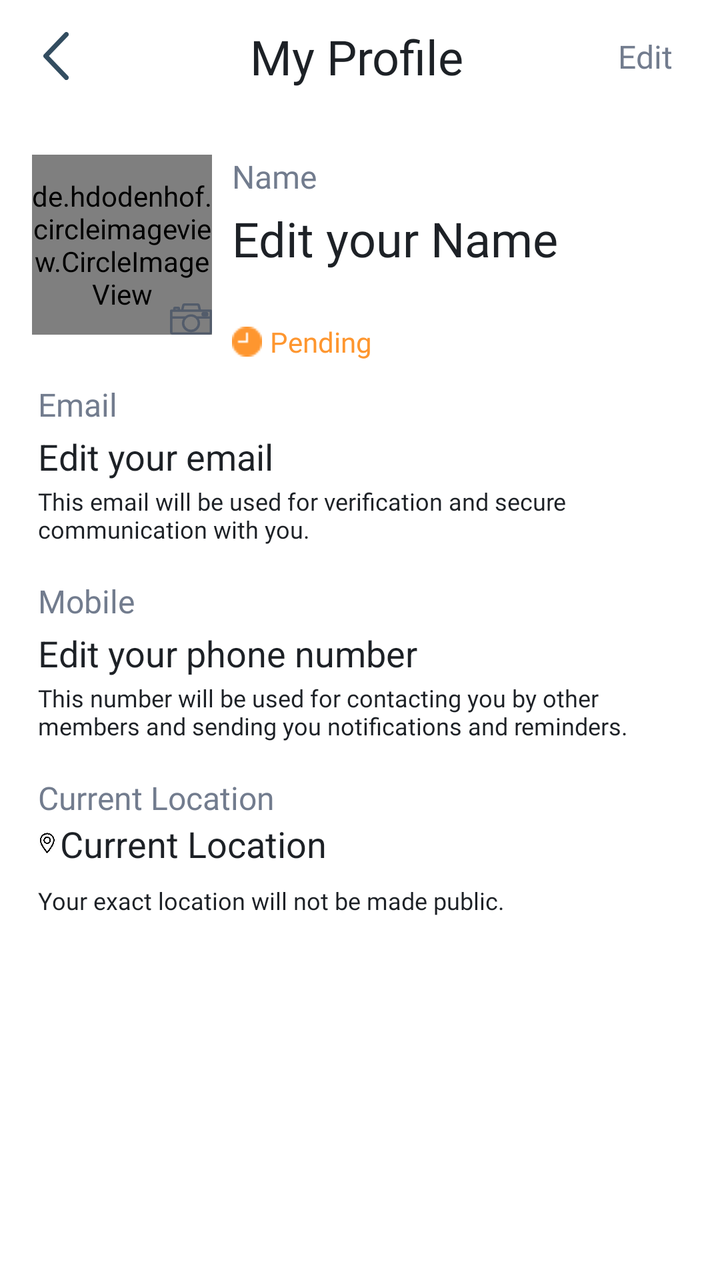
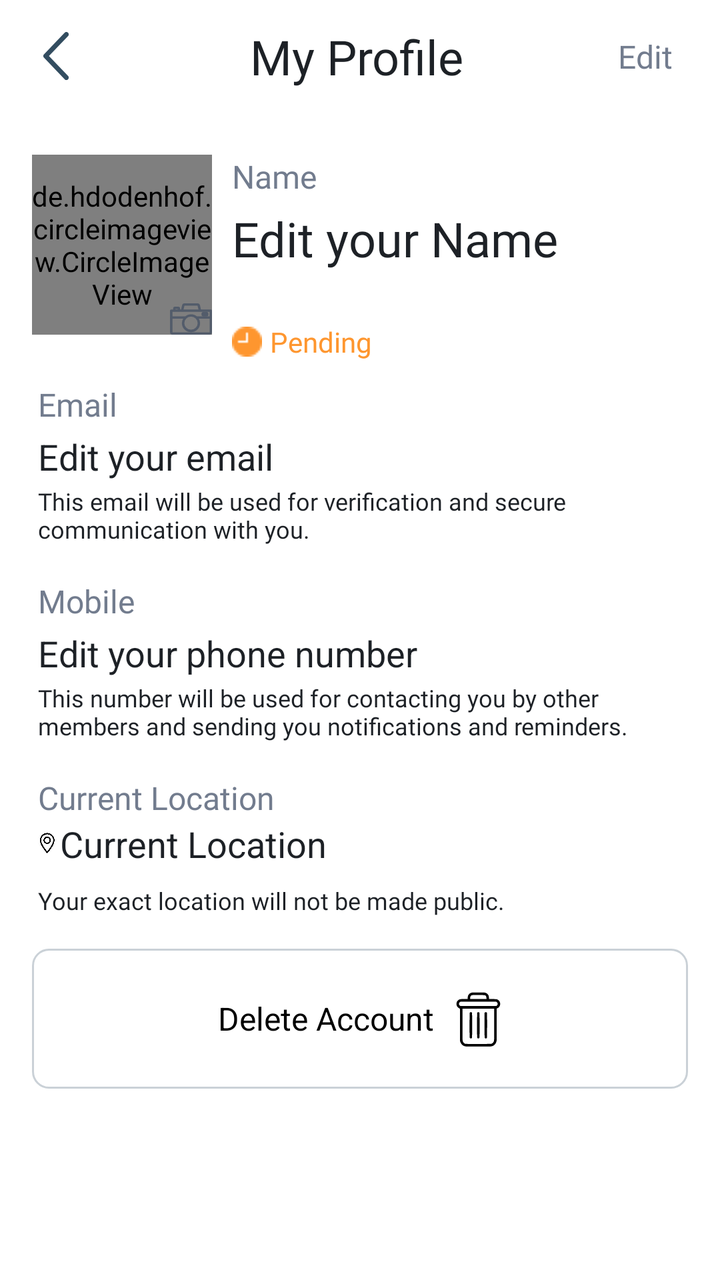

Before-and-after screenshots of an Android layout around one commit, followed by the original layout XML and the change that was made.
<!-- AndroidManifest.xml: application theme Theme.AbraaKaDabraa.App -->
<!-- res/layout/activity_my_profile2.xml -->
<?xml version="1.0" encoding="utf-8"?>
<androidx.constraintlayout.widget.ConstraintLayout xmlns:android="http://schemas.android.com/apk/res/android"
    xmlns:app="http://schemas.android.com/apk/res-auto"
    xmlns:tools="http://schemas.android.com/tools"
    android:layout_width="match_parent"
    android:layout_height="match_parent">

    <androidx.constraintlayout.widget.ConstraintLayout
        android:id="@+id/socialProfilePopUPLayout"
        android:layout_width="match_parent"
        android:layout_height="match_parent"
        android:background="@color/alert_bg_color"
        android:elevation="5dp"
        android:visibility="gone"
        app:layout_constraintBottom_toBottomOf="parent"
        app:layout_constraintEnd_toEndOf="parent"
        app:layout_constraintStart_toStartOf="parent"
        app:layout_constraintTop_toTopOf="parent">

        <androidx.cardview.widget.CardView
            android:id="@+id/successDialog1"
            android:layout_width="350dp"
            android:layout_height="wrap_content"
            android:visibility="visible"
            app:cardBackgroundColor="@color/new_bg_color"
            app:cardCornerRadius="16dp"
            app:layout_constraintBottom_toBottomOf="parent"
            app:layout_constraintEnd_toEndOf="parent"
            app:layout_constraintStart_toStartOf="parent"
            app:layout_constraintTop_toTopOf="parent">

            <androidx.constraintlayout.widget.ConstraintLayout
                android:layout_width="match_parent"
                android:layout_height="match_parent"
                android:background="@drawable/new_bg_theme">

                <ImageView
                    android:id="@+id/imageView11"
                    android:layout_width="25dp"
                    android:layout_height="25dp"
                    android:layout_marginStart="16dp"
                    android:layout_marginTop="16dp"
                    app:layout_constraintStart_toStartOf="parent"
                    app:layout_constraintTop_toTopOf="parent"
                    app:srcCompat="@drawable/ic_back_arrow" />

                <TextView
                    android:id="@+id/textView8111"
                    android:layout_width="0dp"
                    android:layout_height="wrap_content"
                    android:layout_marginStart="16dp"
                    android:layout_marginTop="16dp"
                    android:layout_marginEnd="16dp"
                    android:fontFamily="@font/montserrat_medium"
                    android:gravity="center"
                    android:text="Please enter your profile ID to link \nyour social account to this app"
                    android:textColor="@color/title_color"
                    android:textSize="16sp"
                    app:layout_constraintEnd_toEndOf="parent"
                    app:layout_constraintStart_toStartOf="parent"
                    app:layout_constraintTop_toBottomOf="@+id/imageView11" />

                <EditText
                    android:id="@+id/profileLink"
                    android:layout_width="198.95dp"
                    android:layout_height="41.73dp"
                    android:layout_marginTop="16dp"
                    android:background="@color/white"
                    android:gravity="center"
                    android:maxLines="1"
                    android:hint="Profile link ID"
                    android:padding="2dp"
                    app:layout_constraintEnd_toEndOf="@+id/textView8111"
                    app:layout_constraintStart_toStartOf="@+id/textView8111"
                    app:layout_constraintTop_toBottomOf="@+id/textView8111" />

                <TextView
                    android:id="@+id/okGotItBtn1"
                    android:layout_width="98dp"
                    android:layout_height="36dp"
                    android:layout_marginStart="32dp"
                    android:layout_marginEnd="32dp"
                    android:layout_marginBottom="10dp"
                    android:layout_marginTop="10dp"
                    android:background="@drawable/btn_bg_rounded_rect"
                    android:fontFamily="@font/montserrat_semi_bold"
                    android:gravity="center"
                    android:text="Submit"
                    android:textAllCaps="false"
                    android:textColor="@color/white"
                    android:textSize="16sp"
                    app:layout_constraintBottom_toBottomOf="parent"
                    app:layout_constraintEnd_toEndOf="parent"
                    app:layout_constraintStart_toStartOf="parent"
                    app:layout_constraintTop_toBottomOf="@+id/profileLink"
                    app:layout_constraintVertical_bias="0.38" />
            </androidx.constraintlayout.widget.ConstraintLayout>
        </androidx.cardview.widget.CardView>
    </androidx.constraintlayout.widget.ConstraintLayout>

    <androidx.constraintlayout.widget.ConstraintLayout
        android:id="@+id/successLayout"
        android:layout_width="match_parent"
        android:layout_height="match_parent"
        android:background="@color/alert_bg_color"
        android:visibility="gone"
        android:elevation="5dp">

        <androidx.cardview.widget.CardView
            android:id="@+id/successDialog"
            android:layout_width="284dp"
            android:layout_height="192dp"
            android:visibility="visible"
            app:cardBackgroundColor="@color/new_bg_color"
            app:cardCornerRadius="16dp"
            app:layout_constraintBottom_toBottomOf="parent"
            app:layout_constraintEnd_toEndOf="parent"
            app:layout_constraintStart_toStartOf="parent"
            app:layout_constraintTop_toTopOf="parent">

            <androidx.constraintlayout.widget.ConstraintLayout
                android:layout_width="match_parent"
                android:layout_height="match_parent">

                <TextView
                    android:id="@+id/textView811"
                    android:layout_width="0dp"
                    android:layout_height="wrap_content"
                    android:layout_marginStart="16dp"
                    android:layout_marginTop="24dp"
                    android:layout_marginEnd="16dp"
                    android:gravity="center"
                    android:fontFamily="@font/montserrat_medium"
                    android:textSize="16sp"
                    android:textColor="@color/title_color"
                    android:text="Your profile is successfully submitted for verification. We will take 2 business days to verify. You will receive a notification."
                    app:layout_constraintEnd_toEndOf="parent"
                    app:layout_constraintStart_toStartOf="parent"
                    app:layout_constraintTop_toTopOf="parent" />

                <TextView
                    android:id="@+id/okGotItBtn"
                    android:layout_width="98dp"
                    android:layout_height="36dp"
                    android:layout_marginStart="32dp"
                    android:layout_marginTop="16dp"
                    android:layout_marginEnd="32dp"
                    android:layout_marginBottom="24dp"
                    android:background="@drawable/btn_bg_rounded_rect"
                    android:fontFamily="@font/montserrat_semi_bold"
                    android:gravity="center"
                    android:text="Ok, Got it"
                    android:textAllCaps="false"
                    android:textColor="@color/white"
                    android:textSize="16sp"
                    app:layout_constraintBottom_toBottomOf="parent"
                    app:layout_constraintEnd_toEndOf="parent"
                    app:layout_constraintStart_toStartOf="parent"
                    app:layout_constraintTop_toBottomOf="@+id/textView811" />
            </androidx.constraintlayout.widget.ConstraintLayout>
        </androidx.cardview.widget.CardView>
    </androidx.constraintlayout.widget.ConstraintLayout>

    <androidx.constraintlayout.widget.ConstraintLayout
        android:id="@+id/socialProfileLayout"
        android:layout_width="match_parent"
        android:layout_height="match_parent"
        android:background="@color/alert_bg_color"
        android:elevation="5dp"
        android:visibility="gone"
        app:layout_constraintBottom_toBottomOf="parent"
        app:layout_constraintEnd_toEndOf="parent"
        app:layout_constraintStart_toStartOf="parent"
        app:layout_constraintTop_toTopOf="parent">

        <androidx.constraintlayout.widget.ConstraintLayout
            android:id="@+id/bottomSheet"
            android:layout_width="match_parent"
            android:layout_height="wrap_content"
            android:background="@drawable/bottom_sheet_shape"
            app:cardElevation="8dp"
            app:layout_constraintBottom_toBottomOf="parent"
            app:layout_constraintEnd_toEndOf="parent"
            app:layout_constraintStart_toStartOf="parent">

            <TextView
                android:id="@+id/textView76"
                android:layout_width="56dp"
                android:layout_height="3dp"
                android:layout_marginStart="8dp"
                android:layout_marginTop="8dp"
                android:layout_marginEnd="8dp"
                android:background="@color/hint_color_op_40"
                app:layout_constraintEnd_toEndOf="parent"
                app:layout_constraintStart_toStartOf="parent"
                app:layout_constraintTop_toTopOf="parent" />

            <TextView
                android:id="@+id/textView77"
                android:layout_width="wrap_content"
                android:layout_height="wrap_content"
                android:layout_marginTop="16dp"
                android:fontFamily="@font/montserrat_bold"
                android:text="Share"
                android:textColor="#707070"
                android:textSize="22sp"
                app:layout_constraintEnd_toEndOf="@+id/textView76"
                app:layout_constraintStart_toStartOf="@+id/textView76"
                app:layout_constraintTop_toBottomOf="@+id/textView76" />

            <TextView
                android:id="@+id/textView78"
                android:layout_width="0dp"
                android:layout_height="wrap_content"
                android:layout_marginStart="32dp"
                android:layout_marginTop="16dp"
                android:layout_marginEnd="32dp"
                android:fontFamily="@font/montserrat_regular"
                android:gravity="center"
                android:text="Link your profile with any of the \nbelow platforms"
                android:textColor="#707070"
                android:textSize="@dimen/sp_16"
                app:layout_constraintEnd_toEndOf="parent"
                app:layout_constraintStart_toStartOf="parent"
                app:layout_constraintTop_toBottomOf="@+id/textView77" />

            <TextView
                android:id="@+id/socialProfileHeader"
                android:layout_width="wrap_content"
                android:layout_height="wrap_content"
                android:fontFamily="@font/montserrat_bold"
                android:text="https://www.facebook.com/"
                android:textSize="@dimen/sp_16"
                android:textStyle="bold"
                android:visibility="gone"
                app:layout_constraintEnd_toStartOf="@+id/socialProfileEdt"
                app:layout_constraintStart_toStartOf="@+id/rv_social_links"
                app:layout_constraintTop_toBottomOf="@+id/rv_social_links" />

            <androidx.recyclerview.widget.RecyclerView
                android:id="@+id/rv_social_links"
                android:layout_width="0dp"
                android:layout_height="wrap_content"
                android:layout_marginStart="8dp"
                android:layout_marginTop="8dp"
                android:layout_marginEnd="16dp"
                android:layout_marginBottom="24dp"
                app:layout_constraintBottom_toBottomOf="parent"
                app:layout_constraintEnd_toEndOf="parent"
                app:layout_constraintStart_toStartOf="parent"
                app:layout_constraintTop_toBottomOf="@+id/textView78" />

            <TextView
                android:id="@+id/submitBtn"
                android:layout_width="120dp"
                android:layout_height="48dp"
                android:layout_marginStart="16dp"
                android:layout_marginTop="16dp"
                android:layout_marginEnd="16dp"
                android:layout_marginBottom="16dp"
                android:background="@drawable/btn_bg_rounded_rect"
                android:fontFamily="@font/montserrat_semi_bold"
                android:gravity="center"
                android:text="Submit"
                android:textAllCaps="false"
                android:textColor="@color/white"
                android:textSize="14sp"
                android:visibility="gone"
                app:layout_constraintBottom_toBottomOf="parent"
                app:layout_constraintEnd_toEndOf="parent"
                app:layout_constraintStart_toStartOf="parent"
                app:layout_constraintTop_toBottomOf="@+id/socialProfileEdt" />

            <EditText
                android:id="@+id/socialProfileEdt"
                android:layout_width="0dp"
                android:layout_height="wrap_content"
                android:layout_marginStart="2dp"
                android:layout_marginEnd="8dp"
                android:ems="10"
                android:hint="Enter Profile"
                android:inputType="textPersonName"
                android:textSize="18sp"
                android:visibility="gone"
                app:layout_constraintBottom_toBottomOf="@+id/socialProfileHeader"
                app:layout_constraintEnd_toEndOf="parent"
                app:layout_constraintStart_toEndOf="@+id/socialProfileHeader"
                app:layout_constraintTop_toTopOf="@+id/socialProfileHeader" />

        </androidx.constraintlayout.widget.ConstraintLayout>

    </androidx.constraintlayout.widget.ConstraintLayout>

    <ImageView
        android:id="@+id/ivBack"
        android:layout_width="24dp"
        android:layout_height="24dp"
        android:layout_marginStart="16dp"
        android:layout_marginTop="16dp"
        app:layout_constraintStart_toStartOf="parent"
        app:layout_constraintTop_toTopOf="parent"
        app:srcCompat="@drawable/ic_back_arrow" />

    <TextView
        android:id="@+id/textView82"
        android:layout_width="0dp"
        android:layout_height="wrap_content"
        android:layout_marginStart="16dp"
        android:layout_marginEnd="8dp"
        android:fontFamily="@font/montserrat_bold"
        android:gravity="center"
        android:text="My Profile"
        android:textColor="#1D2126"
        android:textSize="24sp"
        app:layout_constraintBottom_toBottomOf="@+id/ivBack"
        app:layout_constraintEnd_toStartOf="@+id/editProfile"
        app:layout_constraintStart_toEndOf="@+id/ivBack"
        app:layout_constraintTop_toTopOf="@+id/ivBack" />

    <TextView
        android:id="@+id/editProfile"
        android:layout_width="0dp"
        android:layout_height="wrap_content"
        android:layout_marginEnd="24dp"
        android:fontFamily="@font/montserrat_medium"
        android:gravity="center"
        android:text="Edit"
        android:textColor="#727C8E"
        android:textSize="@dimen/sp_16"
        app:layout_constraintBottom_toBottomOf="@+id/ivBack"
        app:layout_constraintEnd_toEndOf="parent"
        app:layout_constraintTop_toTopOf="@+id/ivBack" />

    <FrameLayout
        android:id="@+id/frameLayout2"
        android:layout_width="0dp"
        android:layout_height="wrap_content"
        android:layout_marginStart="16dp"
        android:layout_marginTop="33dp"
        app:layout_constraintStart_toStartOf="parent"
        app:layout_constraintTop_toBottomOf="@+id/textView82">

        <de.hdodenhof.circleimageview.CircleImageView
            android:id="@+id/profilePic"
            android:layout_width="90dp"
            android:layout_height="90dp"
            android:src="@drawable/ic_profile" />

        <ImageView
            android:id="@+id/uploadImage"
            android:layout_width="wrap_content"
            android:layout_height="wrap_content"
            android:layout_gravity="bottom|right"
            android:elevation="4dp"
            android:enabled="false"
            app:srcCompat="@drawable/ic_camera_profile" />

    </FrameLayout>

    <TextView
        android:id="@+id/textView120"
        android:layout_width="0dp"
        android:layout_height="wrap_content"
        android:layout_marginStart="10dp"
        android:layout_marginEnd="24dp"
        android:fontFamily="@font/montserrat_medium"
        android:text="Name"
        android:textColor="#727C8E"
        android:textSize="@dimen/sp_16"
        app:layout_constraintEnd_toEndOf="parent"
        app:layout_constraintStart_toEndOf="@+id/frameLayout2"
        app:layout_constraintTop_toTopOf="@+id/frameLayout2" />

    <EditText
        android:id="@+id/nameEdit"
        android:layout_width="0dp"
        android:layout_height="wrap_content"
        android:layout_marginTop="4dp"
        android:layout_marginEnd="8dp"
        android:background="@color/transparent"
        android:enabled="false"
        android:fontFamily="@font/montserrat_bold"
        android:hint="Edit your Name"
        android:maxLength="15"
        android:maxLines="1"
        android:textColor="#1D2126"
        android:textColorHint="#1D2126"
        android:textSize="24sp"
        app:layout_constraintEnd_toEndOf="parent"
        app:layout_constraintHorizontal_bias="0.0"
        app:layout_constraintStart_toStartOf="@+id/textView120"
        app:layout_constraintTop_toBottomOf="@+id/textView120" />

    <View
        android:layout_width="0dp"
        android:layout_height="1dp"
        android:background="@color/grey_font"
        app:layout_constraintEnd_toEndOf="@+id/nameEdit"
        app:layout_constraintStart_toStartOf="@+id/nameEdit"
        app:layout_constraintTop_toBottomOf="@+id/nameEdit" />

    <TextView
        android:id="@+id/profileStatus"
        android:layout_width="0dp"
        android:layout_height="wrap_content"
        android:layout_marginStart="4dp"
        android:layout_marginEnd="24dp"
        android:fontFamily="@font/montserrat_semi_bold"
        android:text="Pending"
        android:textColor="#FE962F"
        app:layout_constraintBottom_toBottomOf="@+id/profileStatusImage"
        app:layout_constraintEnd_toEndOf="parent"
        app:layout_constraintStart_toEndOf="@+id/profileStatusImage"
        app:layout_constraintTop_toTopOf="@+id/profileStatusImage" />

    <LinearLayout
        android:id="@+id/linearLayout6"
        android:layout_width="match_parent"
        android:layout_height="wrap_content"
        android:layout_marginStart="19dp"
        android:layout_marginTop="24dp"
        android:layout_marginEnd="24dp"
        android:orientation="vertical"
        app:layout_constraintEnd_toEndOf="parent"
        app:layout_constraintStart_toStartOf="parent"
        app:layout_constraintTop_toBottomOf="@+id/frameLayout2">

        <LinearLayout
            android:layout_width="match_parent"
            android:layout_height="wrap_content"
            android:orientation="vertical">

            <TextView
                android:layout_width="wrap_content"
                android:layout_height="wrap_content"
                android:fontFamily="@font/montserrat_medium"
                android:text="Email"
                android:textColor="#727C8E"
                android:textSize="@dimen/sp_16" />

            <EditText
                android:id="@+id/emailEdit"
                android:layout_width="match_parent"
                android:layout_height="wrap_content"
                android:layout_marginTop="3dp"
                android:background="@color/transparent"
                android:enabled="false"
                android:hint="Edit your email"
                android:inputType="textEmailAddress"
                android:textColorHint="#1D2126"
                android:textSize="18sp" />

            <View
                android:layout_width="match_parent"
                android:layout_height="1dp"
                android:background="@color/grey_font" />

            <TextView
                android:layout_width="match_parent"
                android:layout_height="wrap_content"
                android:layout_marginTop="1dp"
                android:fontFamily="@font/montserrat_medium"
                android:text="This email will be used for verification and secure communication with you."
                android:textColor="#1D2126"
                android:textSize="12sp" />
        </LinearLayout>

        <LinearLayout
            android:layout_width="match_parent"
            android:layout_height="wrap_content"
            android:layout_marginTop="17dp"
            android:orientation="vertical">

            <TextView
                android:layout_width="wrap_content"
                android:layout_height="wrap_content"
                android:fontFamily="@font/montserrat_medium"
                android:text="Mobile"
                android:textColor="#727C8E"
                android:textSize="@dimen/sp_16" />

            <EditText
                android:id="@+id/phoneEdit"
                android:layout_width="match_parent"
                android:layout_height="wrap_content"
                android:layout_marginTop="3dp"
                android:background="@color/transparent"
                android:enabled="false"
                android:hint="Edit your phone number"
                android:inputType="phone"
                android:textColorHint="#1D2126"
                android:textSize="18sp" />

            <View
                android:layout_width="match_parent"
                android:layout_height="1dp"
                android:background="@color/grey_font" />

            <TextView
                android:layout_width="match_parent"
                android:layout_height="wrap_content"
                android:layout_marginTop="1dp"
                android:fontFamily="@font/montserrat_medium"
                android:text="This number will be used for contacting you by other members and sending you notifications and reminders."
                android:textColor="#1D2126"
                android:textSize="12sp" />
        </LinearLayout>

        <LinearLayout
            android:layout_width="match_parent"
            android:layout_height="wrap_content"
            android:layout_marginTop="17dp"
            android:orientation="vertical">

            <TextView
                android:layout_width="wrap_content"
                android:layout_height="wrap_content"
                android:fontFamily="@font/montserrat_medium"
                android:text="Current Location"
                android:textColor="#727C8E"
                android:textSize="@dimen/sp_16" />

            <LinearLayout
                android:layout_width="match_parent"
                android:layout_height="wrap_content"
                android:orientation="horizontal">

                <ImageView
                    android:layout_width="9dp"
                    android:layout_height="13dp"
                    android:layout_gravity="center"
                    android:src="@drawable/ic_location" />

                <EditText
                    android:id="@+id/locationEdit"
                    android:layout_width="match_parent"
                    android:layout_height="wrap_content"
                    android:layout_marginStart="2dp"
                    android:background="@color/transparent"
                    android:enabled="false"
                    android:hint="Current Location"
                    android:textColorHint="#1D2126"
                    android:textSize="18sp" />
            </LinearLayout>


            <View
                android:layout_width="match_parent"
                android:layout_height="1dp"
                android:background="@color/grey_font" />

            <TextView
                android:layout_width="match_parent"
                android:layout_height="wrap_content"
                android:layout_marginTop="7dp"
                android:fontFamily="@font/montserrat_medium"
                android:text="Your exact location will not be made public."
                android:textColor="#1D2126"
                android:textSize="12sp" />
        </LinearLayout>

        <LinearLayout
            android:layout_width="match_parent"
            android:layout_height="wrap_content"
            android:layout_marginTop="17dp"
            android:orientation="vertical"
            android:visibility="invisible">

            <TextView
                android:layout_width="wrap_content"
                android:layout_height="wrap_content"
                android:fontFamily="@font/montserrat_medium"
                android:text="Social Profile"
                android:textColor="#727C8E"
                android:textSize="@dimen/sp_16" />

            <TextView
                android:id="@+id/instaEdit"
                android:layout_width="match_parent"
                android:layout_height="wrap_content"
                android:layout_marginTop="3dp"
                android:background="@color/transparent"
                android:enabled="false"
                android:text="Update your profile here"
                android:textColor="#1D2126"
                android:textSize="18sp" />

            <TextView
                android:layout_width="match_parent"
                android:layout_height="wrap_content"
                android:layout_marginTop="7dp"
                android:fontFamily="@font/montserrat_medium"
                android:text="This link will be used for user profile verification."
                android:textColor="#1D2126"
                android:textSize="12sp" />
        </LinearLayout>
    </LinearLayout>

    <ImageView
        android:id="@+id/profileStatusImage"
        android:layout_width="wrap_content"
        android:layout_height="wrap_content"
        android:layout_marginTop="15dp"
        android:src="@drawable/pending_icon"
        app:layout_constraintBottom_toTopOf="@+id/linearLayout6"
        app:layout_constraintStart_toStartOf="@+id/nameEdit"
        app:layout_constraintTop_toBottomOf="@+id/nameEdit" />

    <TextView
        android:id="@+id/saveBtn"
        android:layout_width="0dp"
        android:layout_height="48dp"
        android:layout_marginStart="16dp"
        android:layout_marginEnd="16dp"
        android:layout_marginBottom="8dp"
        android:visibility="gone"
        android:background="@drawable/btn_bg_rounded_rect"
        android:fontFamily="@font/montserrat_semi_bold"
        android:gravity="center"
        android:text="Save"
        android:textAllCaps="false"
        android:textColor="@color/white"
        android:textSize="@dimen/sp_16"
        app:layout_constraintBottom_toBottomOf="parent"
        app:layout_constraintEnd_toEndOf="parent"
        app:layout_constraintStart_toStartOf="parent" />


</androidx.constraintlayout.widget.ConstraintLayout>
<!-- resources referenced by this layout -->
<resources>
  <color name="alert_bg_color">#B3000000</color>
  <color name="hint_color_op_40">#50929292</color>
  <color name="new_bg_color">#F5F5F7</color>
  <color name="title_color">#535C6B</color>
  <color name="transparent">#00000000</color>
  <color name="white">#FFFFFFFF</color>
  <dimen name="sp_16">16sp</dimen>
  <!-- drawable bottom_sheet_shape (drawable) -->
  <shape xmlns:android="http://schemas.android.com/apk/res/android"
      android:shape="rectangle">
  
      <solid android:color="@color/white" />
  
      <corners android:topLeftRadius="16dp"
          android:topRightRadius="16dp"/>
  
  </shape>
  <!-- drawable btn_bg_rounded_rect (drawable) -->
  <shape xmlns:android="http://schemas.android.com/apk/res/android"
      android:shape="rectangle">
  
      <solid android:color="@color/new_button_color" />
  
      <corners android:radius="8dp" />
  
  </shape>
  <!-- drawable ic_back_arrow (drawable) -->
  <vector android:height="44.5704dp" android:viewportHeight="18.571"
      android:viewportWidth="10" android:width="24dp" xmlns:android="http://schemas.android.com/apk/res/android">
      <path android:fillColor="#334d60" android:pathData="M0.265,9.949 L8.433,18.3a0.906,0.906 0,0 0,1.3 0,0.951 0.951,0 0,0 0,-1.325L2.212,9.286 9.73,1.6a0.952,0.952 0,0 0,0 -1.326,0.906 0.906,0 0,0 -1.3,0L0.265,8.623A0.962,0.962 0,0 0,0.265 9.949Z"/>
  </vector>
  <!-- drawable ic_profile (drawable) -->
  <vector xmlns:android="http://schemas.android.com/apk/res/android"
      android:width="22dp"
      android:height="25dp"
      android:viewportWidth="22"
      android:viewportHeight="25">
    <path
        android:pathData="M15,8a4,4 0,1 1,-4 -4A4,4 0,0 1,15 8ZM13,8a2,2 0,1 1,-2 -2A2,2 0,0 1,13 8Z"
        android:fillColor="#535c6b"
        android:fillType="evenOdd"/>
    <path
        android:pathData="M11,0A11,11 0,1 0,22 11,11 11,0 0,0 11,0ZM2,11a8.961,8.961 0,0 0,1.908 5.542,9 9,0 0,1 14.249,-0.083A9,9 0,1 0,2 11ZM11,20a8.963,8.963 0,0 1,-5.672 -2.012,7 7,0 0,1 11.426,-0.067A8.964,8.964 0,0 1,11 20Z"
        android:fillColor="#535c6b"
        android:fillType="evenOdd"/>
  </vector>
  <!-- drawable new_bg_theme (drawable) -->
  <shape xmlns:android="http://schemas.android.com/apk/res/android" android:shape="rectangle" >
      <gradient
          android:startColor="#FFFFFF"
          android:endColor="#E4FAFF"
          android:angle="90"/>
  </shape>
  <style name="Theme.AbraaKaDabraa.App" parent="Theme.MaterialComponents.Light.DarkActionBar">
          <item name="colorPrimary">@color/theme_color</item>
          <item name="colorPrimaryVariant">@color/theme_color</item>
          <item name="colorOnPrimary">@color/theme_color</item>
      </style>
  <color name="new_button_color">#2D7A76</color>
  <color name="theme_color">#416D49</color>
  <!-- unchanged entries left out for length: 3 -->
</resources>

<!-- the commit's change to res/layout/activity_my_profile2.xml (unified diff, before → after) -->
@@ -564,7 +564,7 @@
             android:layout_height="wrap_content"
             android:layout_marginTop="17dp"
             android:orientation="vertical"
-            android:visibility="invisible">
+            android:visibility="gone">
 
             <TextView
                 android:layout_width="wrap_content"
@@ -625,5 +625,33 @@
         app:layout_constraintEnd_toEndOf="parent"
         app:layout_constraintStart_toStartOf="parent" />
 
+    <LinearLayout
+        android:id="@+id/deleteAccount"
+        android:layout_width="0dp"
+        android:layout_height="wrap_content"
+        android:layout_marginStart="16dp"
+        android:layout_marginTop="16dp"
+        android:layout_marginEnd="16dp"
+        android:orientation="horizontal"
+        android:gravity="center"
+        app:layout_constraintEnd_toEndOf="parent"
+        app:layout_constraintStart_toStartOf="parent"
+        app:layout_constraintTop_toBottomOf="@+id/linearLayout6"
+        android:background="@drawable/rounded_rect_border">
+        <TextView
+            android:layout_width="wrap_content"
+            android:layout_height="wrap_content"
+            android:padding="5dp"
+            android:textSize="@dimen/sp_16"
+            android:textColor="@color/black"
+            android:text="Delete Account"/>
+        <ImageView
+            android:padding="5dp"
+            android:layout_width="wrap_content"
+            android:layout_height="wrap_content"
+            android:src="@drawable/ic_delete_product"/>
+
+    </LinearLayout>
+
 
 </androidx.constraintlayout.widget.ConstraintLayout>
<!-- resource entries referenced after the edit -->
@@ -1,6 +1,7 @@
 <!-- resources referenced by this layout -->
 <resources>
   <color name="alert_bg_color">#B3000000</color>
+  <color name="black">#FF000000</color>
   <color name="hint_color_op_40">#50929292</color>
   <color name="new_bg_color">#F5F5F7</color>
   <color name="title_color">#535C6B</color>
@@ -31,6 +32,7 @@
       android:viewportWidth="10" android:width="24dp" xmlns:android="http://schemas.android.com/apk/res/android">
       <path android:fillColor="#334d60" android:pathData="M0.265,9.949 L8.433,18.3a0.906,0.906 0,0 0,1.3 0,0.951 0.951,0 0,0 0,-1.325L2.212,9.286 9.73,1.6a0.952,0.952 0,0 0,0 -1.326,0.906 0.906,0 0,0 -1.3,0L0.265,8.623A0.962,0.962 0,0 0,0.265 9.949Z"/>
   </vector>
+  <!-- drawable ic_delete_product: vector/xml drawable (drawable, 3253 chars, omitted) -->
   <!-- drawable ic_profile (drawable) -->
   <vector xmlns:android="http://schemas.android.com/apk/res/android"
       android:width="22dp"
@@ -53,6 +55,26 @@
           android:endColor="#E4FAFF"
           android:angle="90"/>
   </shape>
+  <!-- drawable rounded_rect_border (drawable) -->
+  <?xml version="1.0" encoding="UTF-8"?>
+  <shape xmlns:android="http://schemas.android.com/apk/res/android">
+      <solid android:color="@color/transparent"/>
+  
+      <stroke android:width="1dp"
+          android:color="#CAD1D7"
+          />
+  
+      <padding android:left="15dp"
+          android:top="15dp"
+          android:right="15dp"
+          android:bottom="15dp"
+          />
+  
+      <corners android:bottomRightRadius="8dp"
+          android:bottomLeftRadius="8dp"
+          android:topLeftRadius="8dp"
+          android:topRightRadius="8dp"/>
+  </shape>
   <style name="Theme.AbraaKaDabraa.App" parent="Theme.MaterialComponents.Light.DarkActionBar">
           <item name="colorPrimary">@color/theme_color</item>
           <item name="colorPrimaryVariant">@color/theme_color</item>
